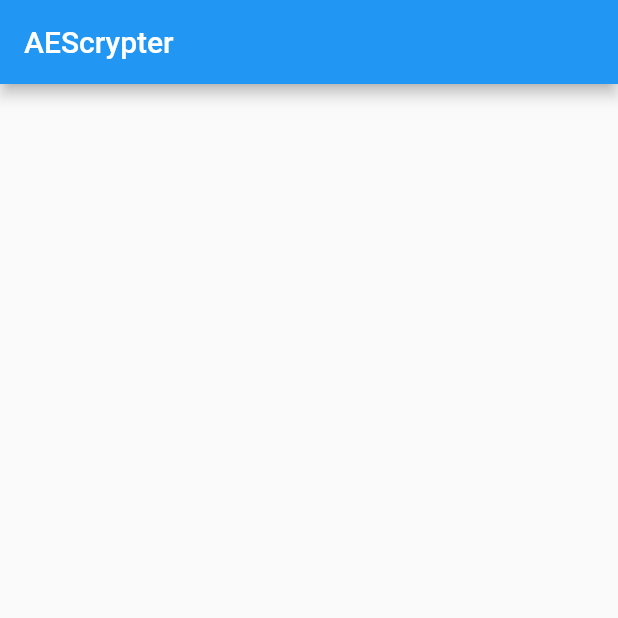
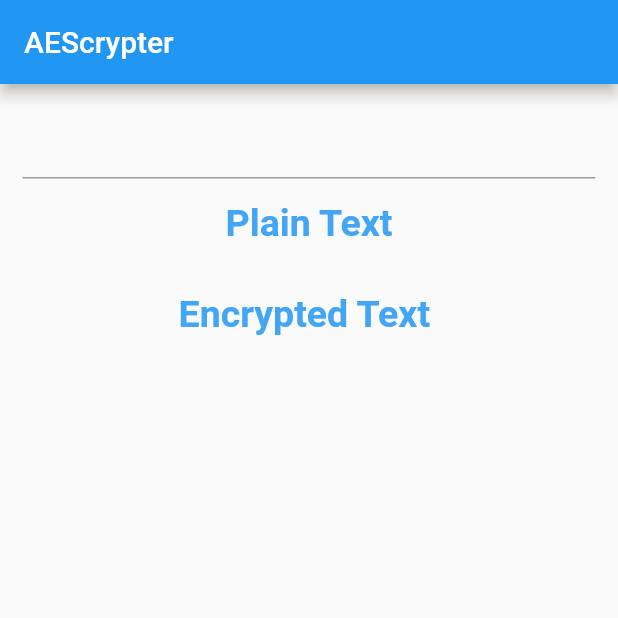
Before and after one commit to anantcodes/AEScrypter, a Flutter app: the screen it shows after launch, on a phone screen of 412 x 824 dp, the top half of it. Run offline on Flutter 3.47's test engine with Material 2 defaults, Android fonts, the phone set to English and light mode, and no system bars; missing offline and left inert: encrypt.

Commit message:
:lipstick: ui

```diff
--- a/lib/home.dart
+++ b/lib/home.dart
@@ -1,4 +1,5 @@
 import 'package:flutter/material.dart';
+import 'package:encrypt/encrypt.dart' as encrypt;
 
 class Home extends StatefulWidget {
   @override
@@ -6,10 +7,46 @@ class Home extends StatefulWidget {
 }
 
 class _HomeState extends State<Home> {
+
+  TextEditingController tec = TextEditingController();
+  var encryptedText, plainText;
   @override
   Widget build(BuildContext context) {
     return Scaffold(
       appBar: AppBar(title: Text("AEScrypter")),
+      body: Center(
+        child: Column(
+          children: [
+            Padding(
+              padding: const EdgeInsets.all(15.0),
+              child: TextField(
+                controller: tec,
+              ),
+            ),
+            Column(
+              children: [
+                Text("Plain Text",style: TextStyle(fontSize: 25,color: Colors.blue[400],fontWeight: FontWeight.w600),),
+                Padding(
+                  padding: const EdgeInsets.all(8.0),
+                child: Text(plainText == null ? "" : plainText),
+                )
+              ],
+            ),
+
+                Column(
+                  children: [
+                    Text("Encrypted Text ",style: TextStyle(fontSize: 25,color: Colors.blue[400],fontWeight: FontWeight.w600),),
+                    Padding(
+                      padding: const EdgeInsets.all(8.0),
+                      child: Text(encryptedText == null ? "" : encryptedText is encrypt.Encrypted ? encryptedText.base64 : encryptedText),
+                    )
+                  ],
+            ),
+          ],
+        ),
+      ),
+
+
     );
   }
 }
--- a/pubspec.yaml
+++ b/pubspec.yaml
@@ -28,6 +28,7 @@ dependencies:
   # The following adds the Cupertino Icons font to your application.
   # Use with the CupertinoIcons class for iOS style icons.
   cupertino_icons: ^1.0.2
+  encrypt: ^5.0.1
 
 dev_dependencies:
   flutter_test:
```
Also changed, not shown: pubspec.lock.
